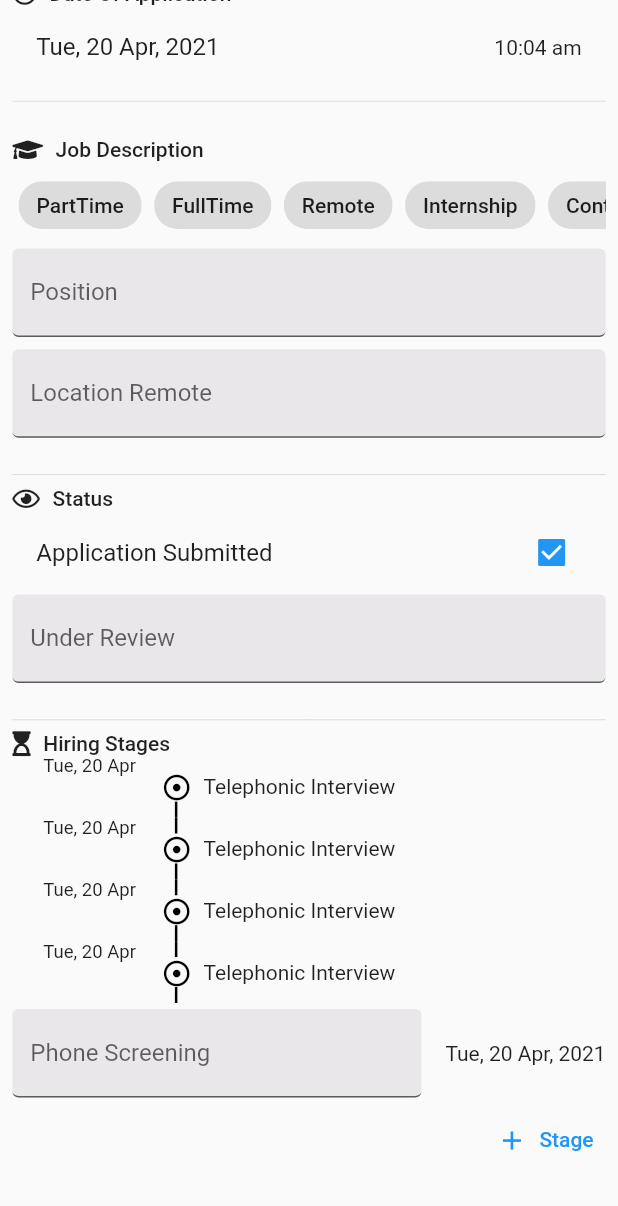
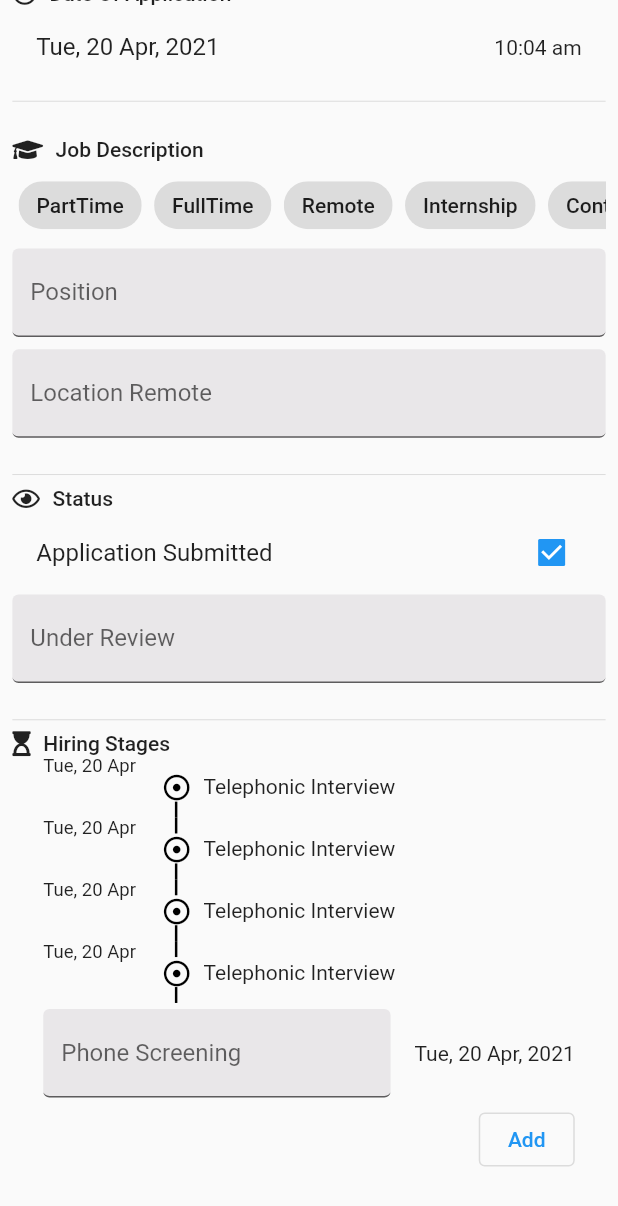
Before and after one commit to Amitpatil215/InterTrack, a Flutter app: the NewJobSheet widget shown alone on an empty page, opened directly, scrolled down 141 dp, on a phone screen of 412 x 824 dp. Shown: the top 1206 px of the screen. Run offline on Flutter 3.47's test engine with Material 2 defaults, Android fonts, the phone set to English and light mode, and no system bars; drawn by our look-alikes of timeline_tile; our stand-ins replace font_awesome_flutter, get.

Commit message:
refactoring hiring stages

```diff
--- /dev/null
+++ b/lib/Screens/Home/Widget/hiring_stages_card.dart
@@ -0,0 +1,116 @@
+import 'package:flutter/material.dart';
+import 'package:get/get.dart';
+import 'package:intertrack/Controller/addNewJobApplication.dart';
+import 'package:intertrack/Utils/utils.dart';
+import 'package:timeline_tile/timeline_tile.dart';
+
+class HiringStagesCard extends StatelessWidget {
+  const HiringStagesCard({
+    Key? key,
+    required AddNewJobApplicationController? controller,
+  })   : _controller = controller,
+        super(key: key);
+
+  final AddNewJobApplicationController? _controller;
+
+  @override
+  Widget build(BuildContext context) {
+    return Padding(
+      padding: EdgeInsets.symmetric(horizontal: Responsive().extraLargeW),
+      child: ListView.builder(
+        shrinkWrap: true,
+        itemCount: 4,
+        itemBuilder: (context, index) {
+          return Column(
+            children: [
+              TimelineTile(
+                alignment: TimelineAlign.manual,
+                lineXY: 0.25,
+                beforeLineStyle: LineStyle(
+                  thickness: Responsive().width * 0.004,
+                  color: Colors.black,
+                ),
+                indicatorStyle: IndicatorStyle(
+                    drawGap: true,
+                    color: Colors.transparent,
+                    iconStyle: IconStyle(
+                      iconData: Icons.adjust,
+                      fontSize: Responsive().extraLargeW,
+                    )),
+                isFirst: index == 0,
+                startChild: SizedBox(
+                  height: Responsive().smallH,
+                  child: Text(
+                    'Tue, 20 Apr',
+                    style: TextStyle(
+                      fontSize: Responsive().mediumW,
+                    ),
+                  ),
+                ),
+                endChild: SizedBox(
+                  height: Responsive().extraLargeH,
+                  child: Center(
+                    child: Row(
+                      children: [
+                        SizedBox(
+                          width: Responsive().smallW,
+                        ),
+                        Text('Telephonic Interview'),
+                        Spacer(),
+                      ],
+                    ),
+                  ),
+                ),
+              ),
+              if (index == 3)
+                ListTile(
+                  contentPadding: EdgeInsets.all(0),
+                  title: GestureDetector(
+                    onTap: () async {
+                      await _pickDate(context);
+                    },
+                    child: TextFormField(
+                      decoration: inputDecoration(labelText: 'Phone Screening'),
+                    ),
+                  ),
+                  trailing: GestureDetector(
+                    onTap: () async {
+                      await _pickDate(context);
+                    },
+                    child: Obx(() {
+                      return Text(
+                        formatDate(
+                          _controller?.startDateTime.value ?? DateTime.now(),
+                        ),
+                      );
+                    }),
+                  ),
+                ),
+              if (index == 3)
+                Row(
+                  children: [
+                    Spacer(),
+                    OutlinedButton(
+                      onPressed: () {},
+                      child: Text('Add'),
+                    ),
+                  ],
+                ),
+            ],
+          );
+        },
+      ),
+    );
+  }
+}
+
+Future<DateTime?> _pickDate(BuildContext context) async {
+  return await showDatePicker(
+    context: context,
+    initialDate: DateTime.now(),
+    firstDate: DateTime.now(),
+    lastDate: DateTime.now().add(
+      Duration(days: 100),
+    ),
+  );
+}
--- /dev/null
+++ b/lib/Screens/Home/Widget/home_screen_widgets.dart
@@ -0,0 +1,2 @@
+export 'hiring_stages_card.dart';
+export 'new_job_sheet.dart';
--- a/lib/Screens/Home/Widget/new_job_sheet.dart
+++ b/lib/Screens/Home/Widget/new_job_sheet.dart
@@ -3,7 +3,7 @@ import 'package:flutter/foundation.dart';
 import 'package:flutter/material.dart';
 import 'package:font_awesome_flutter/font_awesome_flutter.dart';
 import 'package:get/get.dart';
-import 'package:timeline_tile/timeline_tile.dart';
+import 'package:intertrack/Screens/Home/Widget/home_screen_widgets.dart';
 import 'package:intertrack/Controller/addNewJobApplication.dart';
 import 'package:intertrack/Utils/utils.dart';
 
@@ -121,91 +121,7 @@ class NewJobSheet extends StatelessWidget {
               Divider(),
               SubCategoryTitle(
                   FontAwesomeIcons.hourglassStart, "Hiring Stages"),
-              Padding(
-                padding:
-                    EdgeInsets.symmetric(horizontal: Responsive().extraLargeW),
-                child: ListView.builder(
-                  shrinkWrap: true,
-                  itemCount: 4,
-                  itemBuilder: (context, index) {
-                    return TimelineTile(
-                      alignment: TimelineAlign.manual,
-                      lineXY: 0.25,
-                      beforeLineStyle: LineStyle(
-                        thickness: Responsive().width * 0.004,
-                        color: Colors.black,
-                      ),
-                      indicatorStyle: IndicatorStyle(
-                          drawGap: true,
-                          color: Colors.transparent,
-                          iconStyle: IconStyle(
-                            iconData: Icons.adjust,
-                            fontSize: Responsive().extraLargeW,
-                          )),
-                      isFirst: index == 0,
-                      startChild: SizedBox(
-                        height: Responsive().smallH,
-                        child: Text(
-                          'Tue, 20 Apr',
-                          style: TextStyle(
-                            fontSize: Responsive().mediumW,
-                          ),
-                        ),
-                      ),
-                      endChild: SizedBox(
-                        height: Responsive().extraLargeH,
-                        child: Center(
-                          child: Row(
-                            children: [
-                              SizedBox(
-                                width: Responsive().smallW,
-                              ),
-                              Text('Telephonic Interview'),
-                              Spacer(),
-                            ],
-                          ),
-                        ),
-                      ),
-                    );
-                  },
-                ),
-              ),
-              ListTile(
-                contentPadding: EdgeInsets.all(0),
-                title: GestureDetector(
-                  onTap: () async {
-                    await pickDate(context);
-                  },
-                  child: TextFormField(
-                    decoration: inputDecoration(labelText: 'Phone Screening'),
-                  ),
-                ),
-                trailing: GestureDetector(
-                  onTap: () async {
-                    await pickDate(context);
-                  },
-                  child: Obx(() {
-                    return Text(
-                      formatDate(
-                        _controller?.startDateTime.value ?? DateTime.now(),
-                      ),
-                    );
-                  }),
-                ),
-              ),
-              Row(
-                children: [
-                  Spacer(),
-                  TextButton.icon(
-                    onPressed: () {},
-                    icon: Icon(
-                      Icons.add,
-                      size: Responsive().extraLargeW,
-                    ),
-                    label: Text('Stage'),
-                  ),
-                ],
-              ),
+              HiringStagesCard(controller: _controller),
             ],
           ),
         ),
```
